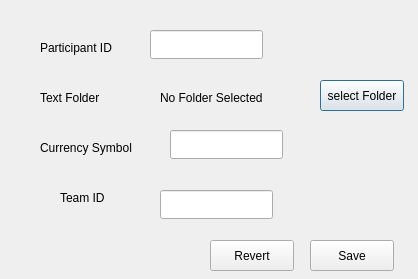
The window that settings.ui (djotaku/ELDonationTracker) describes before a commit, drawn with Qt 5.
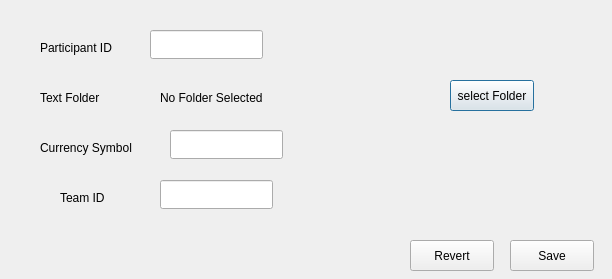
The same window after the commit.

Commit message: filled out functionality for the settings window

The edit to the form file:
```diff
--- a/settings.ui
+++ b/settings.ui
@@ -6,7 +6,7 @@
    <rect>
     <x>0</x>
     <y>0</y>
-    <width>418</width>
+    <width>612</width>
     <height>279</height>
    </rect>
   </property>
@@ -89,7 +89,7 @@
    <property name="geometry">
     <rect>
      <x>160</x>
-     <y>190</y>
+     <y>180</y>
      <width>113</width>
      <height>29</height>
     </rect>
@@ -98,7 +98,7 @@
   <widget class="QPushButton" name="pushButton">
    <property name="geometry">
     <rect>
-     <x>320</x>
+     <x>450</x>
      <y>80</y>
      <width>84</width>
      <height>31</height>
@@ -113,7 +113,7 @@
     <rect>
      <x>160</x>
      <y>90</y>
-     <width>121</width>
+     <width>271</width>
      <height>16</height>
     </rect>
    </property>
@@ -124,7 +124,7 @@
   <widget class="QPushButton" name="pushButton_2">
    <property name="geometry">
     <rect>
-     <x>210</x>
+     <x>410</x>
      <y>240</y>
      <width>84</width>
      <height>31</height>
@@ -137,7 +137,7 @@
   <widget class="QPushButton" name="pushButton_3">
    <property name="geometry">
     <rect>
-     <x>310</x>
+     <x>510</x>
      <y>240</y>
      <width>84</width>
      <height>31</height>
```
Left out of the diff: 14 changed lines with no effect on the pictures. The commit also changes 2 other files.
